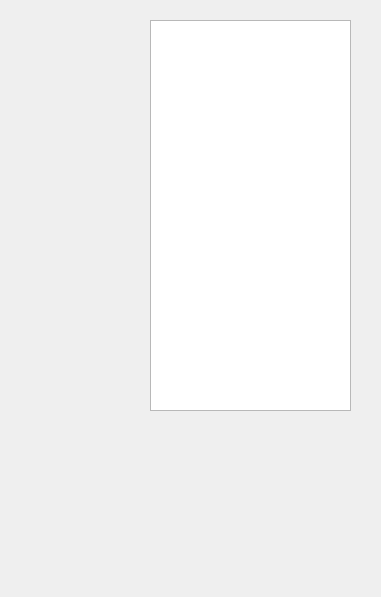
Qt form mainview.ui (mrbian/CS-Wuliao) before a commit.
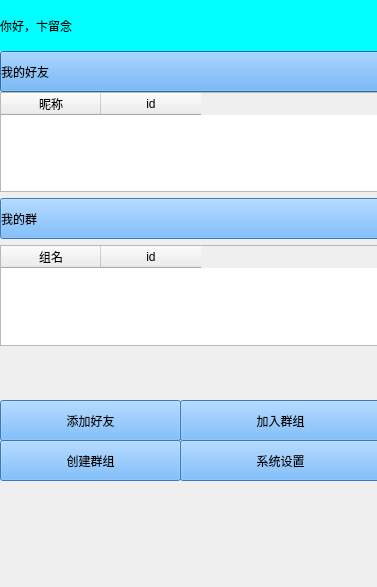
The same form after that commit.

Patch:
```diff
--- a/mainview.ui
+++ b/mainview.ui
@@ -2,25 +2,230 @@
 <ui version="4.0">
  <class>MainView</class>
  <widget class="QDialog" name="MainView">
+  <property name="enabled">
+   <bool>true</bool>
+  </property>
   <property name="geometry">
    <rect>
     <x>0</x>
     <y>0</y>
-    <width>381</width>
-    <height>597</height>
+    <width>377</width>
+    <height>587</height>
    </rect>
   </property>
   <property name="windowTitle">
    <string>Dialog</string>
   </property>
-  <widget class="QListWidget" name="listWidget">
+  <property name="styleSheet">
+   <string notr="true"/>
+  </property>
+  <widget class="Line" name="line">
    <property name="geometry">
     <rect>
-     <x>150</x>
-     <y>20</y>
+     <x>160</x>
+     <y>670</y>
+     <width>118</width>
+     <height>3</height>
+    </rect>
+   </property>
+   <property name="orientation">
+    <enum>Qt::Horizontal</enum>
+   </property>
+  </widget>
+  <widget class="QWidget" name="verticalLayoutWidget">
+   <property name="geometry">
+    <rect>
+     <x>0</x>
+     <y>0</y>
+     <width>381</width>
+     <height>51</height>
+    </rect>
+   </property>
+   <layout class="QVBoxLayout" name="verticalLayout">
+    <item>
+     <widget class="QLabel" name="label">
+      <property name="styleSheet">
+       <string notr="true">font: 15pt &quot;华文中宋&quot;;
+background-color: rgb(0, 255, 255);</string>
+      </property>
+      <property name="text">
+       <string>你好，卞留念</string>
+      </property>
+     </widget>
+    </item>
+   </layout>
+  </widget>
+  <widget class="QWidget" name="verticalLayoutWidget_2">
+   <property name="geometry">
+    <rect>
+     <x>0</x>
+     <y>50</y>
+     <width>381</width>
+     <height>43</height>
+    </rect>
+   </property>
+   <layout class="QVBoxLayout" name="verticalLayout_2">
+    <item>
+     <widget class="QPushButton" name="pushButton_myfreind">
+      <property name="minimumSize">
+       <size>
+        <width>181</width>
+        <height>41</height>
+       </size>
+      </property>
+      <property name="styleSheet">
+       <string notr="true">text-align:left;
+font: 14pt &quot;宋体&quot;;
+background-color: rgb(85, 170, 255);</string>
+      </property>
+      <property name="text">
+       <string>我的好友</string>
+      </property>
+     </widget>
+    </item>
+   </layout>
+  </widget>
+  <widget class="QWidget" name="verticalLayoutWidget_4">
+   <property name="geometry">
+    <rect>
+     <x>0</x>
+     <y>92</y>
+     <width>381</width>
+     <height>254</height>
+    </rect>
+   </property>
+   <layout class="QVBoxLayout" name="verticalLayout_4">
+    <item>
+     <widget class="QTableWidget" name="tableWidget_friend">
+      <column>
+       <property name="text">
+        <string>昵称</string>
+       </property>
+      </column>
+      <column>
+       <property name="text">
+        <string>id</string>
+       </property>
+      </column>
+     </widget>
+    </item>
+    <item>
+     <widget class="QPushButton" name="pushButton_mygroup">
+      <property name="minimumSize">
+       <size>
+        <width>0</width>
+        <height>41</height>
+       </size>
+      </property>
+      <property name="styleSheet">
+       <string notr="true">text-align:left;
+font: 14pt &quot;宋体&quot;;
+background-color: rgb(85, 170, 255);</string>
+      </property>
+      <property name="text">
+       <string>我的群</string>
+      </property>
+     </widget>
+    </item>
+    <item>
+     <widget class="QTableWidget" name="tableWidget_group">
+      <column>
+       <property name="text">
+        <string>组名</string>
+       </property>
+      </column>
+      <column>
+       <property name="text">
+        <string>id</string>
+       </property>
+      </column>
+     </widget>
+    </item>
+    <item>
+     <spacer name="verticalSpacer">
+      <property name="orientation">
+       <enum>Qt::Vertical</enum>
+      </property>
+      <property name="sizeHint" stdset="0">
+       <size>
+        <width>20</width>
+        <height>40</height>
+       </size>
+      </property>
+     </spacer>
+    </item>
+   </layout>
+  </widget>
+  <widget class="QPushButton" name="pushButton">
+   <property name="geometry">
+    <rect>
+     <x>0</x>
+     <y>400</y>
+     <width>181</width>
+     <height>41</height>
+    </rect>
+   </property>
+   <property name="styleSheet">
+    <string notr="true">text-align:center;
+font: 14pt &quot;宋体&quot;;
+background-color: rgb(85, 170, 255);</string>
+   </property>
+   <property name="text">
+    <string>添加好友</string>
+   </property>
+  </widget>
+  <widget class="QPushButton" name="pushButton_addgroup">
+   <property name="geometry">
+    <rect>
+     <x>180</x>
+     <y>400</y>
      <width>201</width>
-     <height>391</height>
+     <height>41</height>
     </rect>
+   </property>
+   <property name="styleSheet">
+    <string notr="true">text-align:center;
+font: 14pt &quot;宋体&quot;;
+background-color: rgb(85, 170, 255);</string>
+   </property>
+   <property name="text">
+    <string>加入群组</string>
+   </property>
+  </widget>
+  <widget class="QPushButton" name="pushButton_creategroup">
+   <property name="geometry">
+    <rect>
+     <x>0</x>
+     <y>440</y>
+     <width>181</width>
+     <height>41</height>
+    </rect>
+   </property>
+   <property name="styleSheet">
+    <string notr="true">text-align:center;
+font: 14pt &quot;宋体&quot;;
+background-color: rgb(85, 170, 255);</string>
+   </property>
+   <property name="text">
+    <string>创建群组</string>
+   </property>
+  </widget>
+  <widget class="QPushButton" name="pushButton_setting">
+   <property name="geometry">
+    <rect>
+     <x>180</x>
+     <y>440</y>
+     <width>201</width>
+     <height>41</height>
+    </rect>
+   </property>
+   <property name="styleSheet">
+    <string notr="true">text-align:center;
+font: 14pt &quot;宋体&quot;;
+background-color: rgb(85, 170, 255);</string>
+   </property>
+   <property name="text">
+    <string>系统设置</string>
    </property>
   </widget>
  </widget>
```
Left out of the diff: 5 changed lines with no effect on the pictures.
